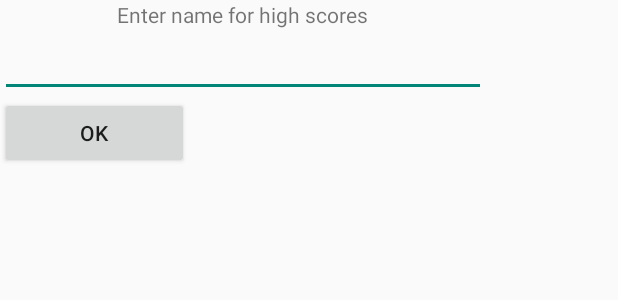
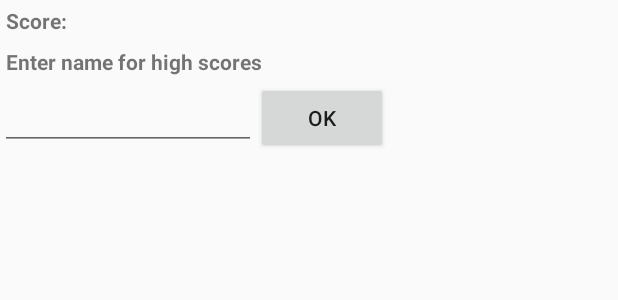
Before and after one commit to tjulkune/balloonpop, an Android app: the layout name.xml on its own in the app's theme, with its tools: preview values and no code run, on a phone screen of 412 x 824 dp. Shown: the top 300 px of the screen. Run offline under Robolectric (Android 15) with nearby library versions, the phone set to English and light mode, and no system bars.

Commit message:
UI improvements

```diff
--- a/app/src/main/res/layout/name.xml
+++ b/app/src/main/res/layout/name.xml
@@ -1,26 +1,72 @@
 <?xml version="1.0" encoding="utf-8"?>
-    <LinearLayout xmlns:android="http://schemas.android.com/apk/res/android"
+<TableLayout
     android:id="@+id/nameLayout"
+    xmlns:android="http://schemas.android.com/apk/res/android"
+    android:layout_width="wrap_content"
+    android:layout_height="wrap_content">
+
+    <TableRow
+        android:id="@+id/tr1"
+        android:layout_width="match_parent"
+        android:layout_height="match_parent"
+        android:layout_margin="4dp">
+
+        <TextView
+            android:id="@+id/scoreText"
             android:layout_width="wrap_content"
             android:layout_height="wrap_content"
-    android:orientation="vertical">
+            android:layout_column="0"
+            android:text="Score:"
+            android:textStyle="bold"/>
+
+    </TableRow>
+
+    <TableRow
+        android:layout_width="match_parent"
+        android:layout_height="match_parent"
+        android:layout_margin="4dp"
+        android:focusableInTouchMode="true"
+        android:focusable="true">
 
         <TextView
+            android:id="@+id/textView2"
             android:layout_width="wrap_content"
             android:layout_height="wrap_content"
+            android:layout_column="0"
             android:text="Enter name for high scores"
-        android:id="@+id/textView"
-        android:layout_gravity="center_horizontal" />
+            android:textStyle="bold"/>
+    </TableRow>
+
+    <TableRow
+        android:layout_width="match_parent"
+        android:layout_height="match_parent"
+        >
 
         <EditText
             android:id="@+id/nameinp"
-        android:layout_width="324dp"
-        android:layout_height="wrap_content" />
+            android:layout_width="fill_parent"
+            android:layout_height="wrap_content"
+            android:maxLength="15"
+            android:singleLine="true"
+            android:layout_column="0"
+            android:layout_span="2"/>
 
         <Button
             android:id="@+id/OK"
-            android:layout_width="126dp"
+            android:layout_width="wrap_content"
             android:layout_height="wrap_content"
-            android:text="OK" />
+            android:layout_column="6"
+            android:layout_gravity="right"
+            android:text="OK"/>
 
-    </LinearLayout>
+    </TableRow>
+
+    <TableRow
+        android:layout_width="match_parent"
+        android:layout_height="match_parent"
+        >
+
+    </TableRow>
+
+
+</TableLayout>
```
Also changed, not shown: app/src/main/java/tjulkune/balloonpop/GameActivity.java (+6 -1 lines), app/src/main/java/tjulkune/balloonpop/GameView.java (+37 -18 lines), app/src/main/java/tjulkune/balloonpop/ScoreActivity.java (+14 -6 lines), app/src/main/res/layout/main.xml (+5 -3 lines), app/src/main/res/layout/scores.xml (+13 -2 lines). Lines whose indentation alone changed are shown as unchanged.
